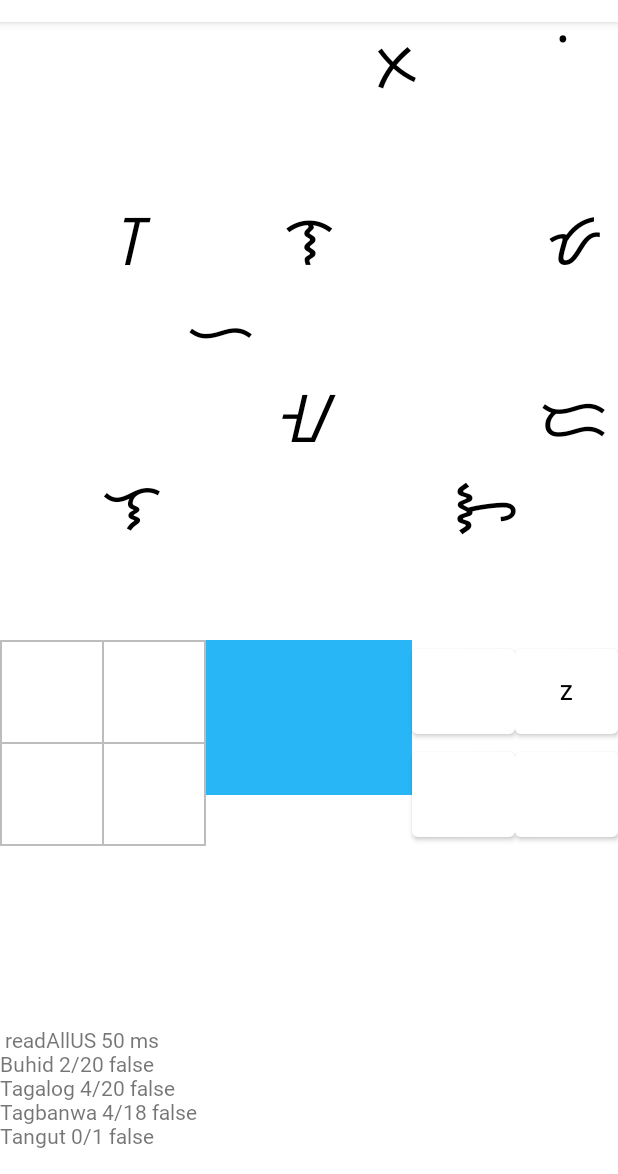
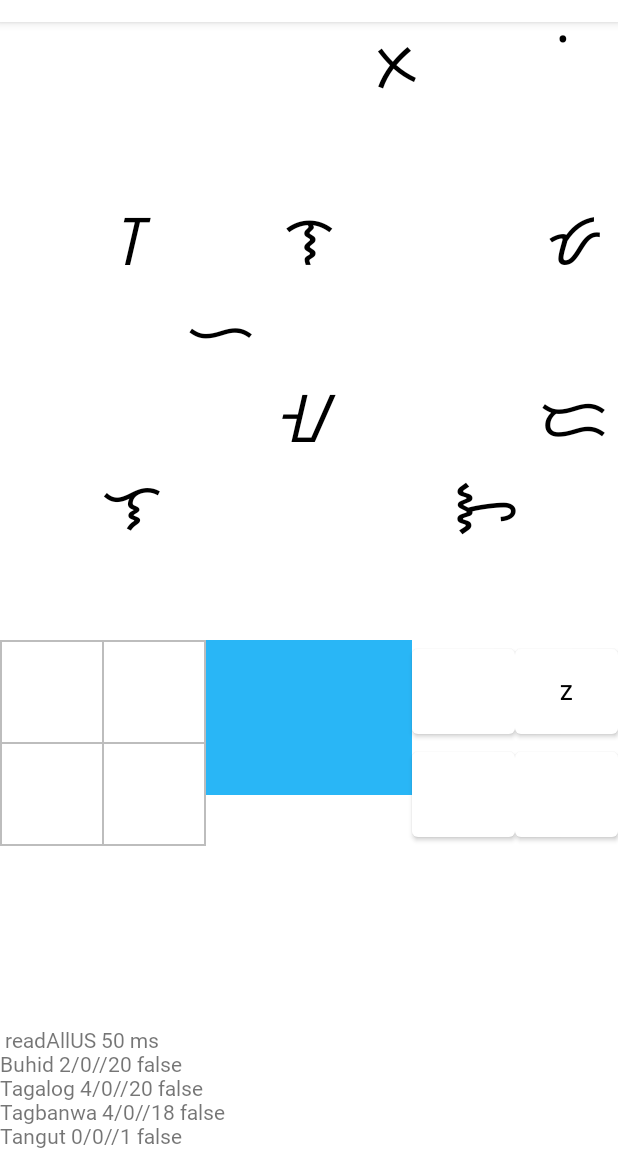
Before and after one commit to claritywhisk/Characters, an Android app: the screen it shows after launch (MainActivity), after a tap on an icon or button, on a phone screen of 412 x 824 dp, the part 62-1236 px from its top. Run offline under Robolectric (Android 15) with nearby library versions, the phone set to English and light mode, and no system bars; Roboto replaces fonts that are not available here; 1 statement that could not run was skipped.

Commit message:
prevent multispawn at end of script

```diff
--- a/app/src/main/java/asterhaven/characters/CharactersView.kt
+++ b/app/src/main/java/asterhaven/characters/CharactersView.kt
@@ -5,6 +5,7 @@ import android.graphics.*
 import android.util.AttributeSet
 import android.view.View
 import asterhaven.characters.typeface.FontFallback
+import com.google.android.material.color.MaterialColors
 
 abstract class CharactersView(context: Context?, attrs: AttributeSet?) : View(context, attrs) {
     companion object {
@@ -12,10 +13,7 @@ abstract class CharactersView(context: Context?, attrs: AttributeSet?) : View(co
         const val SHRINK_FACTOR = .8f
     }
 
-    fun see(c : UnicodeCharacter) {
-        val ma = (context as MainActivity)
-        val seenInScript = ma.progress.see(c, ma)
-    }
+    fun see(c : UnicodeCharacter) = (context as MainActivity).run { progress.see(c, this) }
 
     private val rect = Rect()
     val paintTest by lazy {
@@ -67,6 +65,7 @@ abstract class CharactersView(context: Context?, attrs: AttributeSet?) : View(co
     abstract val dragShadowSize : Float
     val dragPaints by lazy {
         val dsp = Paint()
+        dsp.color = MaterialColors.getColor(this, com.google.android.material.R.attr.colorOnPrimary)
         dsp.textAlign = Paint.Align.CENTER
         //size is dragShadowSize of the particular view
         FontFallback.paints(dsp)
--- a/app/src/main/java/asterhaven/characters/GestureApparatus.kt
+++ b/app/src/main/java/asterhaven/characters/GestureApparatus.kt
@@ -14,7 +14,9 @@ object GestureApparatus {
                 if (e != null){
                     val xy = worldView.tileAt(e.x, e.y)
                     worldView.walkToTile(xy)
-                    logToTextView("tapped " + worldView.charAt(xy), worldView)
+                    worldView.charAt(xy)?.let {
+                        logToTextView("tapped " + it, worldView)
+                    }
                     val char = worldView.charAt(xy)
                     if(char != null) logToTextView(char.toString(), worldView)
                 }
--- a/app/src/main/java/asterhaven/characters/InventorySlot.kt
+++ b/app/src/main/java/asterhaven/characters/InventorySlot.kt
@@ -101,8 +101,8 @@ class InventorySlot(context: Context?, attrs: AttributeSet?) : CharactersView(co
                 val occ = occupant ?: return //capture occupant (for thread safety)
                 val p = dragPaints[occ.fontIndex]
                 p.textSize = textSize
+                canvas.drawColor(highlight.animatedValue as Int)
                 canvas.drawColor(duplicate_flash.animatedValue as Int)
-                canvas.drawColor(highlight.animatedValue as Int)
                 drawCharacter(occ, p, canvas)
             }
         }
--- a/app/src/main/java/asterhaven/characters/MainActivity.kt
+++ b/app/src/main/java/asterhaven/characters/MainActivity.kt
@@ -115,12 +115,12 @@ class MainActivity : AppCompatActivity() {
         binding.inventory.scriptName.text = script.name
         progressBar = binding.inventory.scriptProgress.also {
             it.max = script.size
-            it.setProgress(progress.seenInScript[Universe.indexOfScript[script]!!], true)
+            it.setProgress(progress.seen.countInScript[Universe.indexOfScript[script]!!], true)
         }
         crossfade(binding.inventory.invTable, binding.inventory.invMatched, false){}
     }
 
-    private fun finishedWithScriptClick(v : View) = finishedWithScript()
+    fun finishedWithScriptClick(v : View) = finishedWithScript()
     fun finishedWithScript(){
         InventorySlot.clearAll()
         //todo picture?
@@ -132,7 +132,10 @@ class MainActivity : AppCompatActivity() {
     fun pictureButtonClick(v : View){
         for(i in Universe.allScripts.indices){
             val s = Universe.allScripts[i]
-            logToTextView("${s.name} ${progress.seenInScript[i]}/${s.size} ${progress.seenScript[i]}")
+            logToTextView("${s.name} " +
+                    "${progress.seen.countInScript[i]}/" +
+                    "${progress.spawnedOrSeen.countInScript[i]}//" +
+                    "${s.size} ${progress.seenScript[i]}")
         }
     }
 
--- a/app/src/main/java/asterhaven/characters/Movement.kt
+++ b/app/src/main/java/asterhaven/characters/Movement.kt
@@ -23,7 +23,7 @@ class Movement(private val wv : WorldView, private val progress : Progress) {
         val dims : DoubleArray = tileOdds(i, j)
         var roll = Random.nextDouble()
         for(si in 0 until SZ) {
-            if(roll < dims[si]) return progress.randUnseenInScript(si)
+            if(roll < dims[si]) return progress.spawnRandUnspawnedInScript(si)
             else roll -= dims[si]
         }
         return null
--- a/app/src/main/java/asterhaven/characters/Progress.kt
+++ b/app/src/main/java/asterhaven/characters/Progress.kt
@@ -1,5 +1,6 @@
 package asterhaven.characters
 
+import android.view.Gravity
 import android.widget.Toast
 import asterhaven.characters.Universe.allScripts
 import kotlinx.coroutines.*
@@ -8,17 +9,16 @@ import kotlin.random.Random
 import java.io.File
 import kotlin.reflect.KProperty
 
-@Target(AnnotationTarget.FIELD)
-@Retention(AnnotationRetention.SOURCE)
-private annotation class Saved
-
 //Todo versioning smooth transition when game updates
 class Progress() {
+    class Marks(n : Int) {
+        val char = BitSet(n)
+        val countInScript = IntArray(allScripts.size)
+    }
+    val seen: Marks
+    val spawnedOrSeen : Marks
+    val seenScript = BooleanArray(allScripts.size) //flags for script completion
     private val scriptStartI: IntArray
-    val seenInScript: IntArray
-    val seenScript : BooleanArray
-    @Saved val seen: BitSet
-
     init {
         var n = 0
         scriptStartI = IntArray(allScripts.size) { i ->
@@ -26,44 +26,58 @@ class Progress() {
             n += allScripts[i].size
             start
         }
-        seenInScript = IntArray(allScripts.size)
-        seenScript = BooleanArray(allScripts.size)
-        seen = BitSet(n)
+        seen = Marks(n)
+        spawnedOrSeen = Marks(n)
     }
-
-    fun card() = "${seen.cardinality()} chars seen"
-
     @Synchronized fun see(c: UnicodeCharacter, ma: MainActivity) {
         val scriptI = c.scriptIndex()
-        val i = scriptStartI[scriptI] + c.indexInScript
-        if (!seen[i]) {
-            seen[i] = true
-            val x = seenInScript[scriptI]++
+        if (!seen.char[c.i]) {
+            seen.char[c.i] = true
+            val x = ++seen.countInScript[scriptI]
             val sought = c.script == ma.matched4
             if(sought) ma.progressBar?.setProgress(x, true)
             if (x == allScripts[scriptI].size) {
-                Toast.makeText(ma, "Completed ${allScripts[scriptI].name}!", Toast.LENGTH_SHORT).show()
+                seenScript[scriptI] = true
+                val toast = Toast.makeText(ma, "Completed ${allScripts[scriptI].name}!", Toast.LENGTH_SHORT)
+                toast.setGravity(Gravity.TOP, 0, 0)
+                toast.show()
+                ma.logToTextView("Completed ${allScripts[scriptI].name}!")
                 if(sought) ma.finishedWithScript()
             }
         }
     }
 
-    @Synchronized fun randUnseenInScript(si: Int) : UnicodeCharacter? {
-        //println("${ allScripts[si].size} ${seenInScript[si]}")
-        val unseen = allScripts[si].size - seenInScript[si]
-        if(unseen <= 0) return null
-        var r = Random.nextInt(unseen)
+    //todo porpoise of synchonization?
+    @Synchronized fun spawnRandUnspawnedInScript(si: Int): UnicodeCharacter? = spawnRandUnmarked(spawnedOrSeen, si)
+    @Synchronized fun spawnRandUnseenInScript(si: Int): UnicodeCharacter? = spawnRandUnmarked(seen, si)
+    private fun spawnRandUnmarked(marks: Marks, si: Int): UnicodeCharacter? {
+        val unmarked = allScripts[si].size - marks.countInScript[si]
+        if(unmarked <= 0) return null
+        var r = Random.nextInt(unmarked)
         //todo with Skip List; test on Han https://en.wikipedia.org/wiki/Skip_list
         var i = scriptStartI[si]
-        while (seen[i]) i++
+        while (seen.char[i]) i++
         while (r > 0) {
             r--
             i++
-            while(seen[i]) i++
+            while(seen.char[i]) i++
         }
-        //println("uns $unseen $r $i ${i - scriptStartI[si]} ${seenInScript[si]}");
-        return UnicodeCharacter.create(si, i - scriptStartI[si]) //TODO index out of bounds
+        spawnedOrSeen.char[i] = true
+        return UnicodeCharacter.create(si, i - scriptStartI[si]) //TODO? index out of bounds
     }
+    fun mayUnspawn(c : UnicodeCharacter) = c.i.let {
+        if(spawnedOrSeen.char[it] && !seen.char[it]){
+            spawnedOrSeen.char[it] = false
+            spawnedOrSeen.countInScript[c.scriptIndex()]--
+        }
+    }
+    fun didNotUnspawn(c : UnicodeCharacter) = c.i.let {
+        if(!spawnedOrSeen.char[it]){
+            spawnedOrSeen.char[it] = true
+            spawnedOrSeen.countInScript[c.scriptIndex()]++
+        }
+    }
+    private val UnicodeCharacter.i get() = scriptStartI[this.scriptIndex()] + this.indexInScript
 
     companion object {
         lateinit var saveFile : File
@@ -74,7 +88,7 @@ class Progress() {
         operator fun getValue(mainActivity: MainActivity, property: KProperty<*>): Progress {
             if(lazyLoadedFlag) return progress
             progress = runBlocking { progressAsync.await() }
-            if(BuildConfig.DEBUG) mainActivity.logToTextView("Started with ${progress.seen.cardinality()} chars")
+            if(BuildConfig.DEBUG) mainActivity.logToTextView("Started with ${progress.seen.char.cardinality()} chars")
             lazyLoadedFlag = true
             return progress
         }
@@ -83,11 +97,13 @@ class Progress() {
             val p = Progress()
             var script = 0
             var seenScript = true
-            for(i in 0 until p.seen.size()) {
+            for(i in 0 until p.seen.char.size()) {
                 when(bytes[i]) {
                     1.toByte() -> {
-                        p.seen[i] = true
-                        p.seenInScript[script]++
+                        p.seen.char[i] = true
+                        p.seen.countInScript[script]++
+                        p.spawnedOrSeen.char[i] = true
+                        p.spawnedOrSeen.countInScript[script]++
                     }
                     else -> seenScript = false
                 }
@@ -105,8 +121,8 @@ class Progress() {
             if(::saveFile.isInitialized && saveJob?.isCompleted != false){
                 val bytes: ByteArray
                 synchronized(progress) {
-                    bytes = ByteArray(progress.seen.size()) {
-                            i -> if(progress.seen[i]) 1 else 0
+                    bytes = ByteArray(progress.seen.char.size()) {
+                            i -> if(progress.seen.char[i]) 1 else 0
                     }
                 }
                 saveJob = CoroutineScope(Dispatchers.IO).launch { saveFile.writeBytes(bytes) }
--- a/app/src/main/java/asterhaven/characters/SleepView.kt
+++ b/app/src/main/java/asterhaven/characters/SleepView.kt
@@ -98,7 +98,7 @@ class SleepView(context: Context?, attrs: AttributeSet?) : CharactersView(contex
         loc[si] = 0.0
     }
 
-    private fun character() = progress.randUnseenInScript(randScriptI())
+    private fun character() = progress.spawnRandUnseenInScript(randScriptI())
 
     private fun randScriptI() : Int {
         var r4Script = Random.nextDouble() * sigmadims
--- a/app/src/main/java/asterhaven/characters/WorldView.kt
+++ b/app/src/main/java/asterhaven/characters/WorldView.kt
@@ -31,6 +31,7 @@ class WorldView(context: Context?, attrs: AttributeSet?) : CharactersView(contex
 
     private val paints by lazy {
         val p = Paint()
+        p.color = MaterialColors.getColor(this, com.google.android.material.R.attr.colorOnPrimary)
         p.textAlign = Paint.Align.CENTER
         FontFallback.paints(p)
     }
@@ -50,6 +51,8 @@ class WorldView(context: Context?, attrs: AttributeSet?) : CharactersView(contex
             }
             if(BuildConfig.DEBUG) logToTextView("debug: behind by $t ms", this@WorldView)
         }
+        val progress = (context as MainActivity).progress
+        computedMap.forEach { it.forEach { it.character?.let { progress.mayUnspawn(it) } } }
         //shift map. use temp in (theoretical) case it's still computing its edges
         val range = 0 until EXTENDED_MAP_SIZE
         val mapTemp = Array(EXTENDED_MAP_SIZE) { i ->
@@ -57,7 +60,9 @@ class WorldView(context: Context?, attrs: AttributeSet?) : CharactersView(contex
                 val x = i + dx
                 val y = j + dy
                 when (x in range && y in range) {
-                    true -> computedMap[x][y]
+                    true -> computedMap[x][y].also {
+                        it.character?.let { progress.didNotUnspawn(it) }
+                    }
                     false -> {
                         movement.requisition(i, j) //Movement will set this coordinate
                         Tile() //dummy return value
@@ -103,9 +108,7 @@ class WorldView(context: Context?, attrs: AttributeSet?) : CharactersView(contex
                     drawTileColor(canvas, x, y, shade)
                 }
                 loc.character?.let { c ->
-                    val paint = paints[c.fontIndex].also {
-                        it.color = MaterialColors.getColor(this, com.google.android.material.R.attr.colorOnPrimary)
-                    }
+                    val paint = paints[c.fontIndex]
                     canvas?.let { can ->
                         drawCharacter(c, paint, can, x, y)
                         if (i in VISIBLE_RANGE && j in VISIBLE_RANGE) see(c)
@@ -191,7 +194,7 @@ class WorldView(context: Context?, attrs: AttributeSet?) : CharactersView(contex
                                 }
                             }
                         }
-                        if(maxsi == -1) Tile() else Tile(progress.randUnseenInScript(maxsi))
+                        if(maxsi == -1) Tile() else Tile(progress.spawnRandUnspawnedInScript(maxsi))
                     }
                     else -> {
                         movement.requisition(i, j)
```
